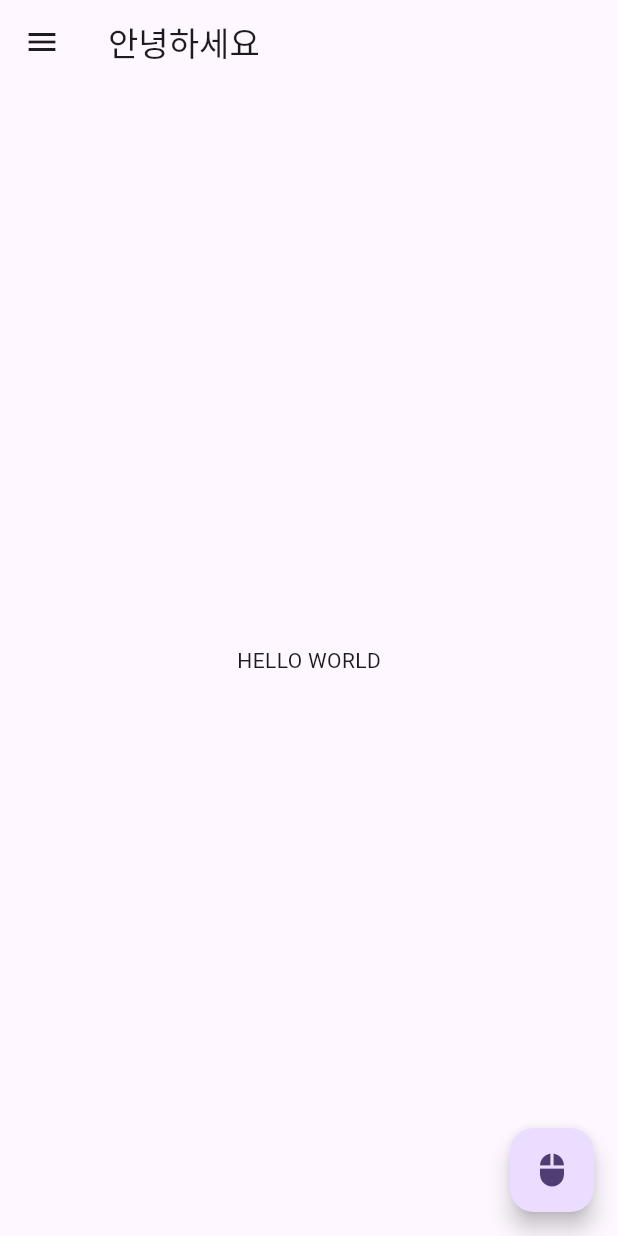
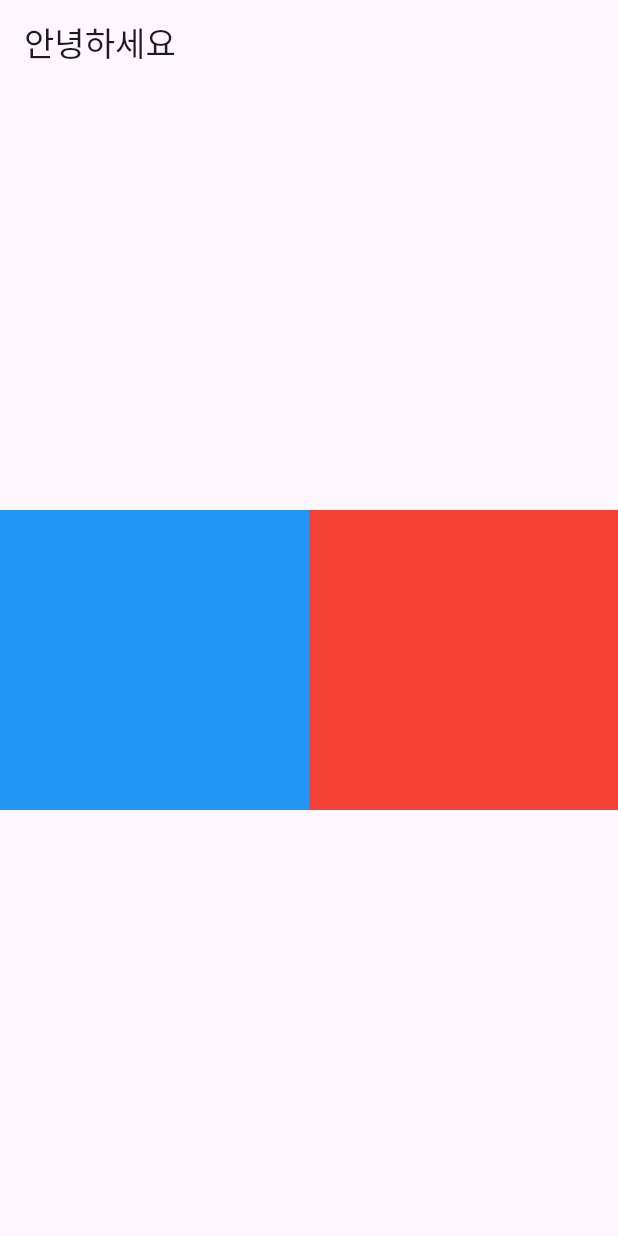
Before and after one commit to jonny995483/flutter_gang, a Flutter app: the screen it shows after launch, on a phone screen of 412 x 824 dp. Run offline on Flutter 3.47's test engine with Material 3 defaults, Android fonts, the phone set to English and light mode, and no system bars.

Commit message:
column 행

```diff
--- /dev/null
+++ b/lib/column_row.dart
@@ -0,0 +1,44 @@
+import 'package:flutter/material.dart';
+
+
+
+class MyHomePage extends StatefulWidget {
+  const MyHomePage({super.key});
+
+  @override
+  State<MyHomePage> createState() => _MyHomePageState();
+}
+
+class _MyHomePageState extends State<MyHomePage> {
+  @override
+  Widget build(BuildContext context) {
+    return Scaffold(
+      appBar: AppBar(
+        title: const Text("안녕하세요"),
+      ),
+      body: Container(
+        alignment: Alignment.center,
+        child: Column(
+            mainAxisAlignment: MainAxisAlignment.center,
+              children: [
+                Row(
+                mainAxisAlignment: MainAxisAlignment.center,
+                children: [
+                  Container(
+                    width: MediaQuery.of(context).size.width/2,
+                    height: 200,
+                    color:  Colors.blue,
+                  ),
+                  Container(
+                    width: MediaQuery.of(context).size.width/2,
+                    height: 200,
+                    color:  Colors.red,
+                  ),
+                ]
+              )
+            ]
+          )
+      )
+    );
+  }
+}
--- a/lib/main.dart
+++ b/lib/main.dart
@@ -1,4 +1,5 @@
 import 'package:flutter/material.dart';
+import 'column_row.dart';
 
 void main() {
   runApp(const MyApp());
@@ -20,41 +21,3 @@ class MyApp extends StatelessWidget {
     );
   }
 }
-
-class MyHomePage extends StatefulWidget {
-  const MyHomePage({super.key});
-
-  @override
-  State<MyHomePage> createState() => _MyHomePageState();
-}
-
-class _MyHomePageState extends State<MyHomePage> {
-  @override
-  Widget build(BuildContext context) {
-    return Scaffold(
-      appBar: AppBar(
-        title: const Text("안녕하세요"),
-      ),
-      drawer: Drawer(
-        child: ListView(
-          padding: EdgeInsets.zero,
-          children: const <Widget>[
-            ListTile(
-              title: Text("Menu 1"),
-            ),
-            DrawerHeader(
-                decoration: BoxDecoration(
-                  color: Colors.blue,
-                ),
-                child: Text("Drawer Header Part"))
-          ],
-        ),
-      ),
-      body: const Center(child: Text("HELLO WORLD")),
-      floatingActionButton: FloatingActionButton(
-        onPressed: () => print("click click"),
-        child: const Icon(Icons.mouse),
-      ),
-    );
-  }
-}
--- /dev/null
+++ b/lib/my_first_page.dart
@@ -0,0 +1,39 @@
+import 'package:flutter/material.dart';
+
+class MyHomePage extends StatefulWidget {
+  const MyHomePage({super.key});
+
+  @override
+  State<MyHomePage> createState() => _MyHomePageState();
+}
+
+class _MyHomePageState extends State<MyHomePage> {
+  @override
+  Widget build(BuildContext context) {
+    return Scaffold(
+      appBar: AppBar(
+        title: const Text("안녕하세요"),
+      ),
+      drawer: Drawer(
+        child: ListView(
+          padding: EdgeInsets.zero,
+          children: const <Widget>[
+            ListTile(
+              title: Text("Menu 1"),
+            ),
+            DrawerHeader(
+                decoration: BoxDecoration(
+                  color: Colors.blue,
+                ),
+                child: Text("Drawer Header Part"))
+          ],
+        ),
+      ),
+      body: const Center(child: Text("HELLO WORLD")),
+      floatingActionButton: FloatingActionButton(
+        onPressed: () => print("click click"),
+        child: const Icon(Icons.mouse),
+      ),
+    );
+  }
+}
```
